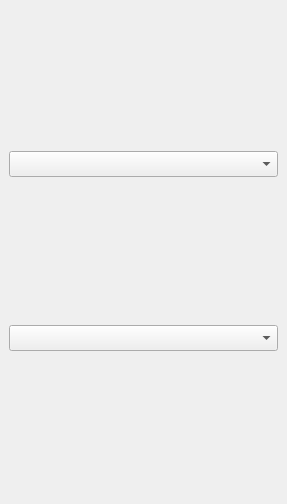
Qt form forms/ui_filter.ui (Shai2u/filterbyselection) before a commit.
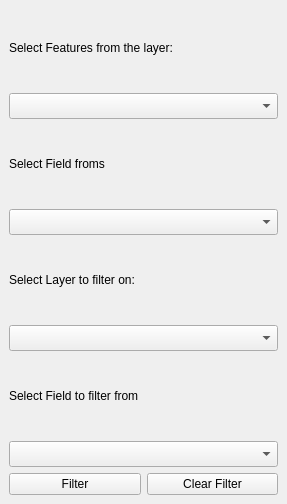
The same form after that commit. Custom widgets are drawn as their Qt base class.

Diff of the .ui file:
```diff
--- a/forms/ui_filter.ui
+++ b/forms/ui_filter.ui
@@ -15,8 +15,8 @@
   </property>
   <widget class="QWidget" name="dockWidgetContents">
    <layout class="QGridLayout" name="gridLayout">
-    <item row="1" column="0" colspan="2">
-     <widget class="QgsFieldComboBox" name="cob_field">
+    <item row="4" column="0" colspan="2">
+     <widget class="QgsFieldComboBox" name="from_field">
       <property name="sizePolicy">
        <sizepolicy hsizetype="Expanding" vsizetype="Fixed">
         <horstretch>0</horstretch>
@@ -31,8 +31,82 @@
       </property>
      </widget>
     </item>
+    <item row="9" column="0">
+     <widget class="QPushButton" name="filter_button">
+      <property name="text">
+       <string>Filter</string>
+      </property>
+     </widget>
+    </item>
+    <item row="9" column="1">
+     <widget class="QPushButton" name="clear_button">
+      <property name="text">
+       <string>Clear Filter</string>
+      </property>
+     </widget>
+    </item>
+    <item row="5" column="0" colspan="2">
+     <widget class="QLabel" name="label">
+      <property name="text">
+       <string>Select Layer to filter on:</string>
+      </property>
+     </widget>
+    </item>
+    <item row="3" column="0" colspan="2">
+     <widget class="QLabel" name="selectAttributeFrom">
+      <property name="text">
+       <string>Select Field froms</string>
+      </property>
+     </widget>
+    </item>
     <item row="0" column="0" colspan="2">
-     <widget class="QgsMapLayerComboBox" name="cob_layer">
+     <widget class="QLabel" name="selectFeaturesFrom">
+      <property name="text">
+       <string>Select Features from the layer:</string>
+      </property>
+     </widget>
+    </item>
+    <item row="8" column="0" colspan="2">
+     <widget class="QgsFieldComboBox" name="filter_field">
+      <property name="sizePolicy">
+       <sizepolicy hsizetype="Expanding" vsizetype="Fixed">
+        <horstretch>0</horstretch>
+        <verstretch>0</verstretch>
+       </sizepolicy>
+      </property>
+      <property name="font">
+       <font>
+        <family>Roboto</family>
+        <pointsize>11</pointsize>
+       </font>
+      </property>
+     </widget>
+    </item>
+    <item row="7" column="0" colspan="2">
+     <widget class="QLabel" name="selectAttributeFrom_2">
+      <property name="text">
+       <string>Select Field to filter from</string>
+      </property>
+     </widget>
+    </item>
+    <item row="6" column="0" colspan="2">
+     <widget class="QgsMapLayerComboBox" name="filter_layer">
+      <property name="sizePolicy">
+       <sizepolicy hsizetype="Expanding" vsizetype="Fixed">
+        <horstretch>0</horstretch>
+        <verstretch>0</verstretch>
+       </sizepolicy>
+      </property>
+      <property name="font">
+       <font>
+        <family>Roboto</family>
+        <pointsize>11</pointsize>
+       </font>
+      </property>
+     </widget>
+    </item>
+    <item row="2" column="0" colspan="2">
+     <widget class="QgsMapLayerComboBox" name="from_layer">
       <property name="sizePolicy">
        <sizepolicy hsizetype="Expanding" vsizetype="Fixed">
         <horstretch>0</horstretch>
```
